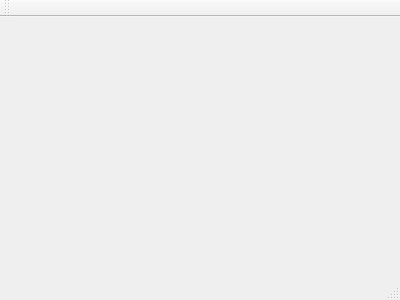
Before: the Qt Designer form mainwindow.ui in kernel1024/qjrad, drawn with Qt 5.
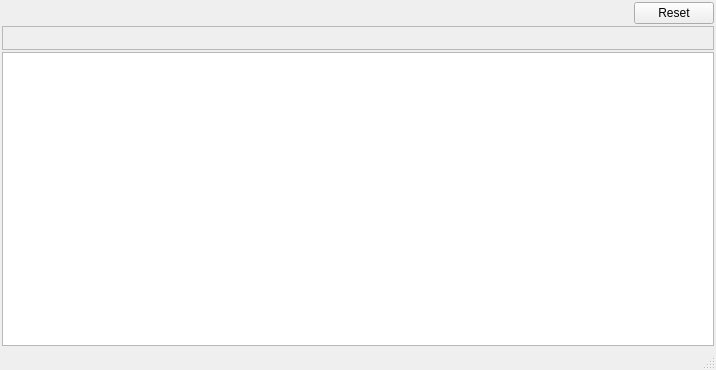
After: the same form once the commit is applied.

Diff of the .ui file:
```diff
--- a/mainwindow.ui
+++ b/mainwindow.ui
@@ -1,24 +1,81 @@
 <ui version="4.0">
  <class>MainWindow</class>
- <widget class="QMainWindow" name="MainWindow" >
-  <property name="geometry" >
+ <widget class="QMainWindow" name="MainWindow">
+  <property name="geometry">
    <rect>
     <x>0</x>
     <y>0</y>
-    <width>400</width>
-    <height>300</height>
+    <width>716</width>
+    <height>370</height>
    </rect>
   </property>
   <property name="windowTitle" >
    <string>MainWindow</string>
   </property>
-  <widget class="QMenuBar" name="menuBar" />
-  <widget class="QToolBar" name="mainToolBar" />
-  <widget class="QWidget" name="centralWidget" />
-  <widget class="QStatusBar" name="statusBar" />
+  <widget class="QWidget" name="centralWidget">
+   <layout class="QVBoxLayout" name="verticalLayout">
+    <property name="spacing">
+     <number>2</number>
+    </property>
+    <property name="margin">
+     <number>2</number>
+    </property>
+    <item>
+     <layout class="QHBoxLayout" name="horizontalLayout">
+      <item>
+       <spacer name="horizontalSpacer">
+        <property name="orientation">
+         <enum>Qt::Horizontal</enum>
+        </property>
+        <property name="sizeHint" stdset="0">
+         <size>
+          <width>40</width>
+          <height>20</height>
+         </size>
+        </property>
+       </spacer>
+      </item>
+      <item>
+       <widget class="QPushButton" name="btnReset">
+        <property name="text">
+         <string>Reset</string>
+        </property>
+       </widget>
+      </item>
+     </layout>
+    </item>
+    <item>
+     <widget class="QFrame" name="frameRad">
+      <property name="frameShape">
+       <enum>QFrame::StyledPanel</enum>
+      </property>
+      <property name="frameShadow">
+       <enum>QFrame::Raised</enum>
+      </property>
+      <layout class="QGridLayout" name="gridRad"/>
+     </widget>
+    </item>
+    <item>
+     <widget class="QListView" name="listKanji">
+      <property name="movement">
+       <enum>QListView::Static</enum>
+      </property>
+      <property name="flow">
+       <enum>QListView::LeftToRight</enum>
+      </property>
+      <property name="viewMode">
+       <enum>QListView::IconMode</enum>
+      </property>
+      <property name="selectionRectVisible">
+       <bool>false</bool>
+      </property>
+     </widget>
+    </item>
+   </layout>
+  </widget>
+  <widget class="QStatusBar" name="statusBar"/>
  </widget>
- <layoutDefault spacing="6" margin="11" />
- <pixmapfunction></pixmapfunction>
+ <layoutdefault spacing="6" margin="11"/>
  <resources/>
  <connections/>
 </ui>
```
Left out of the diff: 5 changed lines with no effect on the pictures.
